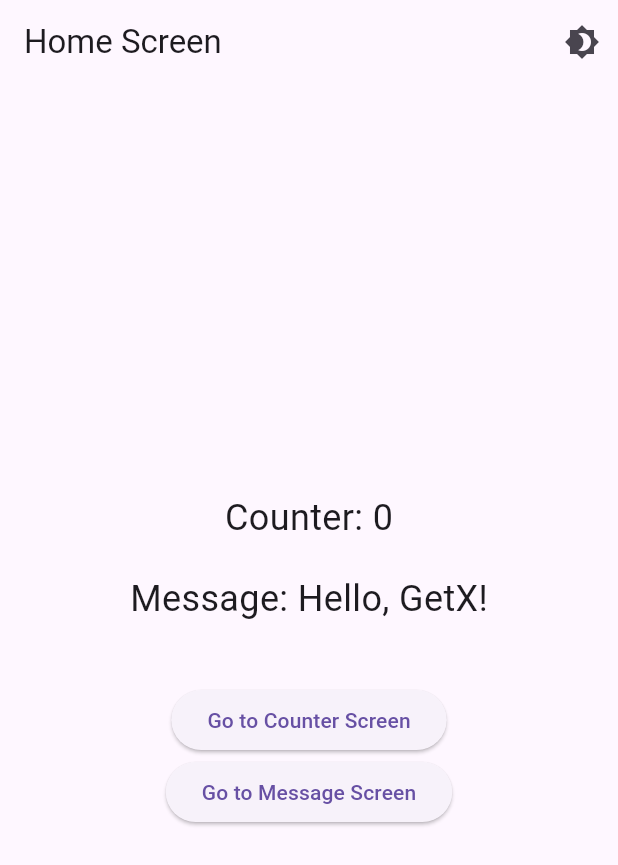
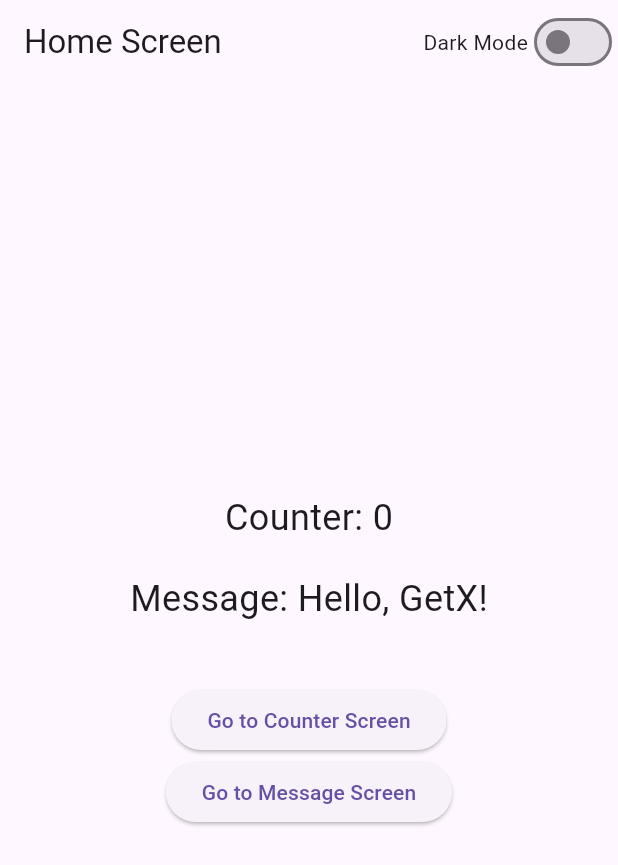
Before and after one commit to Priyankpanchal63/GetxTwoCtrl, a Flutter app: the screen it shows after launch, on a phone screen of 412 x 824 dp. Shown: the top 865 px of the screen. Run offline on Flutter 3.47's test engine with Material 3 defaults, Android fonts, the phone set to English and light mode, and no system bars; our stand-ins replace get.

Commit message:
third  commit

```diff
--- a/lib/HomeScreen.dart
+++ b/lib/HomeScreen.dart
@@ -2,12 +2,9 @@ import 'package:flutter/material.dart';
 import 'package:get/get.dart';
 import 'package:getxtwoctrl/themeCtrl.dart';
 import 'counte_screen.dart';
-
-
 import 'counter_controller.dart';
 import 'item_list_controller.dart';
 import 'messageScreen.dart';
-
 
 class HomeScreen extends StatelessWidget {
   @override
@@ -20,14 +17,23 @@ class HomeScreen extends StatelessWidget {
       appBar: AppBar(
         title: Text('Home Screen'),
         actions: [
-          IconButton(
-            icon: Icon(Icons.brightness_4),
-            onPressed: () {
-              // Toggle theme
-              themeController.isDarkTheme.value = !themeController.isDarkTheme.value;
-              Get.changeThemeMode(
-                  themeController.isDarkTheme.value ? ThemeMode.dark : ThemeMode.light);
-            },
+          Row(
+            children: [
+              Text(
+                'Dark Mode',
+                style: TextStyle(fontSize: 14),
+              ),
+              Obx(
+                    () => Switch(
+                  value: themeController.isDarkTheme.value,
+                  onChanged: (value) {
+                    themeController.isDarkTheme.value = value;
+                    Get.changeThemeMode(
+                        value ? ThemeMode.dark : ThemeMode.light);
+                  },
+                ),
+              ),
+            ],
           ),
         ],
       ),
```
